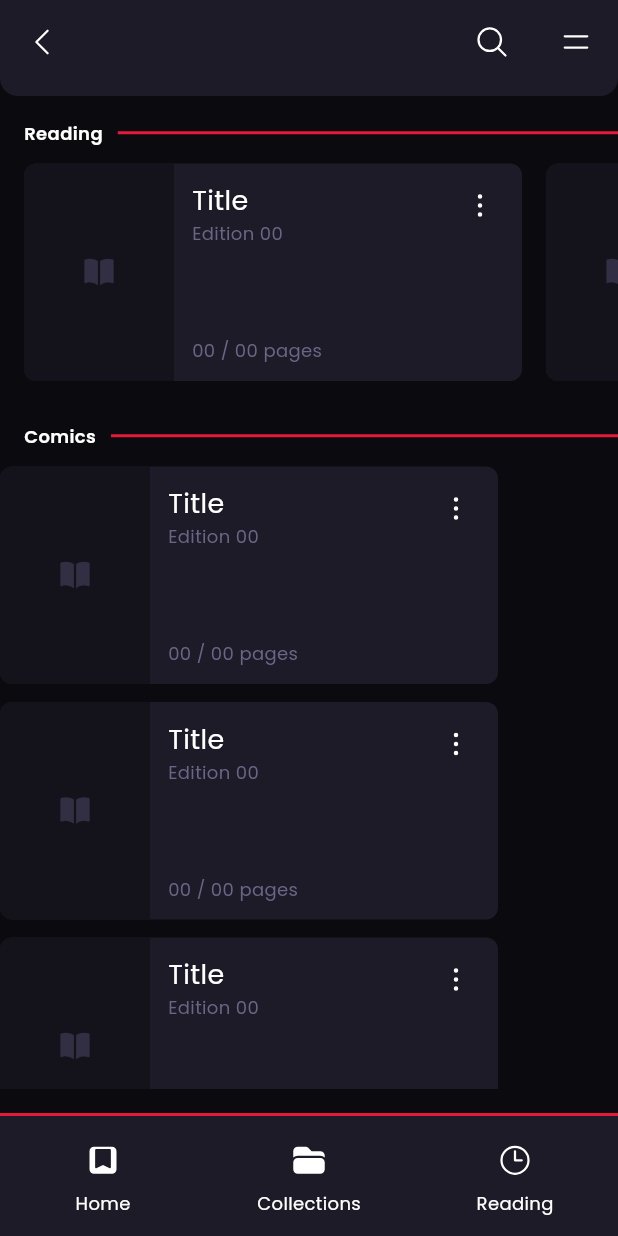
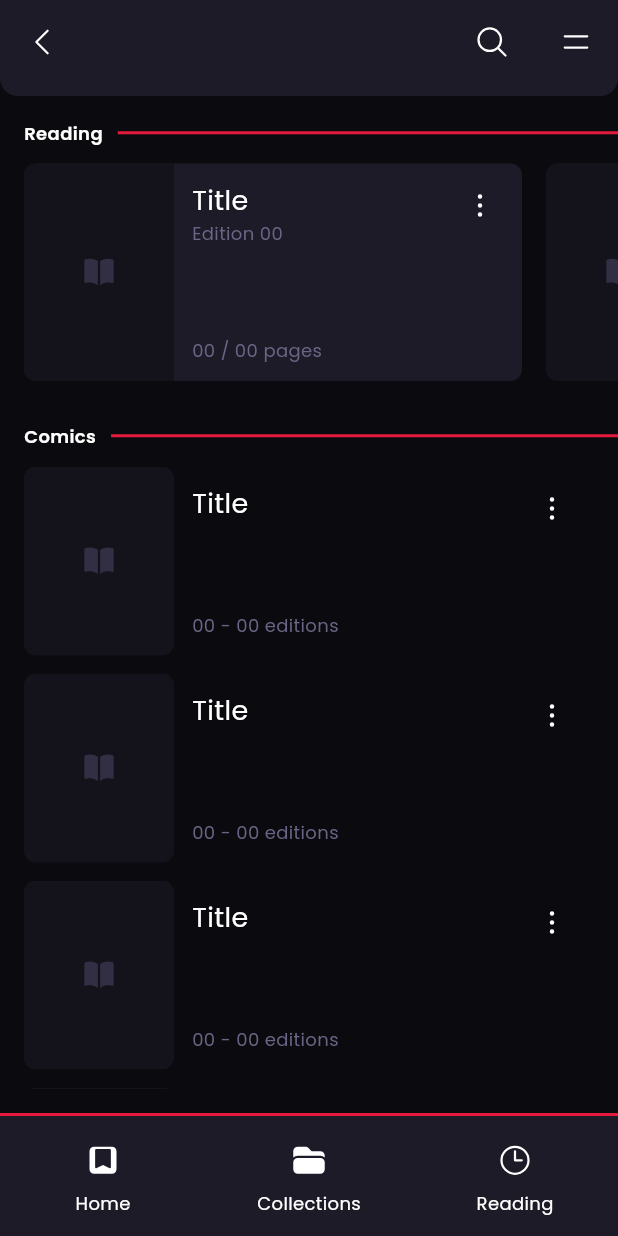
Before and after one commit to mikael-st/komik, a Flutter app: the screen it shows after launch, on a phone screen of 412 x 824 dp. Run offline on Flutter 3.47's test engine with Material 3 defaults, Android fonts, the phone set to English and light mode, and no system bars; our stand-ins replace google_fonts, heroicons.

Commit message:
reafactor: rename home_page.dart to library_page.dart and HomePage to LibraryPage

```diff
--- /dev/null
+++ b/lib/components/cards/comic.dart
@@ -0,0 +1,56 @@
+import 'package:flutter/material.dart';
+import 'package:komik/assets/typography.dart';
+import 'package:komik/components/buttons/options_btn.dart';
+import 'package:komik/components/cards/comic_thumb.dart';
+
+class Comic extends StatelessWidget {
+  const Comic({super.key});
+
+  @override
+  Widget build(BuildContext context) {
+    return Container(
+      margin: EdgeInsets.symmetric(horizontal: 16),
+      height: 126,
+      child: _content(),
+    );
+  }
+
+  Widget _content() {
+    return Row (
+      crossAxisAlignment: CrossAxisAlignment.start,
+      spacing: 12,
+      children: [
+        _leading(),
+        _title(),
+        OptionsBtn()
+      ],
+    );
+  }
+
+  Widget _leading() {
+    return Container(
+      clipBehavior: Clip.hardEdge,
+      decoration: BoxDecoration(
+        borderRadius: BorderRadius.circular(8),
+      ),
+      child: ComicThumb(),
+    );
+  }
+
+  Widget _title() {
+    return Expanded(
+      child: Padding(
+      padding: EdgeInsets.symmetric(vertical: 12),
+      child: Column (
+        mainAxisSize: MainAxisSize.max,
+        mainAxisAlignment: MainAxisAlignment.spaceBetween,
+        crossAxisAlignment: CrossAxisAlignment.start,
+        children: [
+          Text('Title', style: KomikTypography.card_title),
+          Text('00 - 00 editions', style: KomikTypography.subtitles)
+        ],
+      )
+    )
+    );
+  }
+}
--- a/lib/main.dart
+++ b/lib/main.dart
@@ -3,7 +3,7 @@ import 'package:google_fonts/google_fonts.dart';
 import 'package:komik/assets/palette.dart';
 import 'package:komik/components/tool-bars/nav-bar.dart';
 import 'package:komik/components/tool-bars/tool_bar.dart';
-import 'package:komik/pages/home_page.dart';
+import 'package:komik/pages/library_page.dart';
 
 void main() {
   runApp(const KomikApp());
@@ -26,7 +26,7 @@ class KomikApp extends StatelessWidget {
       ),
       home: Scaffold(
         appBar: ToolBar(),
-        body: HomePage(),
+        body: LibraryPage(),
         bottomNavigationBar: NavBar(),
       )
     );
--- a/lib/pages/home_page.dart
+++ b/lib/pages/library_page.dart
@@ -1,10 +1,11 @@
 import 'package:flutter/material.dart';
+import 'package:komik/components/cards/comic.dart';
 import 'package:komik/components/cards/reading_comic.dart';
 import 'package:komik/components/devider/section_devider.dart';
 import 'package:komik/components/utils/scroller/scroller.dart';
 
-class HomePage extends StatelessWidget {
-  const HomePage({super.key});
+class LibraryPage extends StatelessWidget {
+  const LibraryPage({super.key});
 
   @override
   Widget build(BuildContext context) {
@@ -57,7 +58,7 @@ class HomePage extends StatelessWidget {
         ),
         Column(
           spacing: 12,
-          children: List.generate(5, (index) => ReadingComic()),
+          children: List.generate(5, (index) => Comic()),
         )
       ],
     );
```
